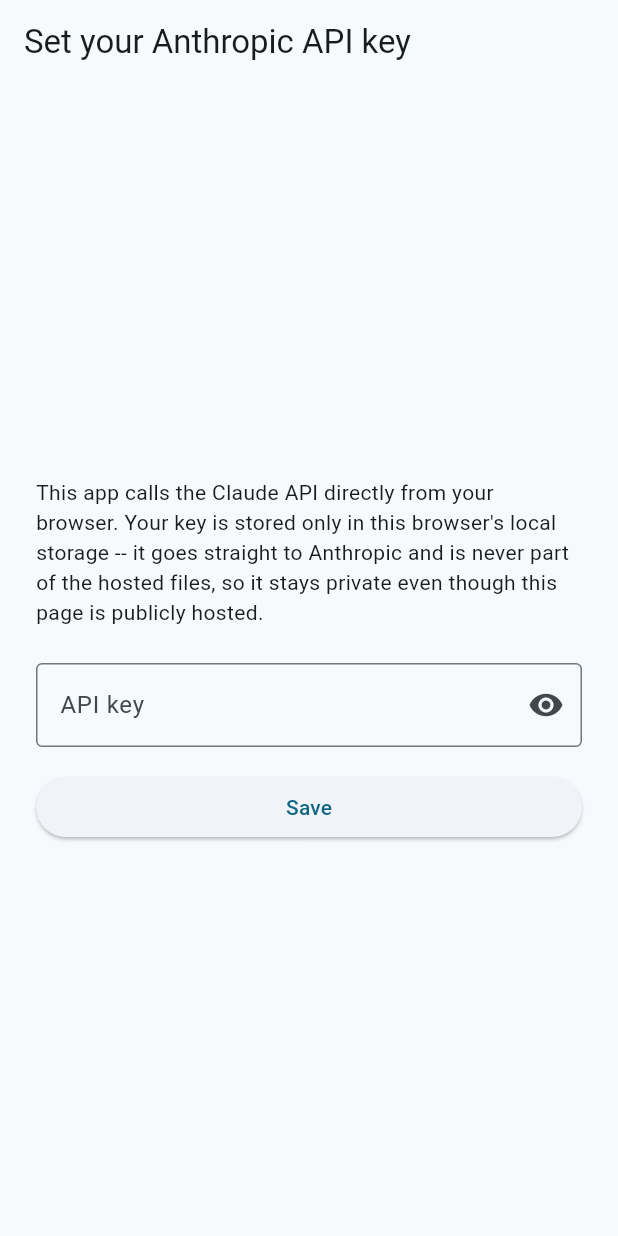
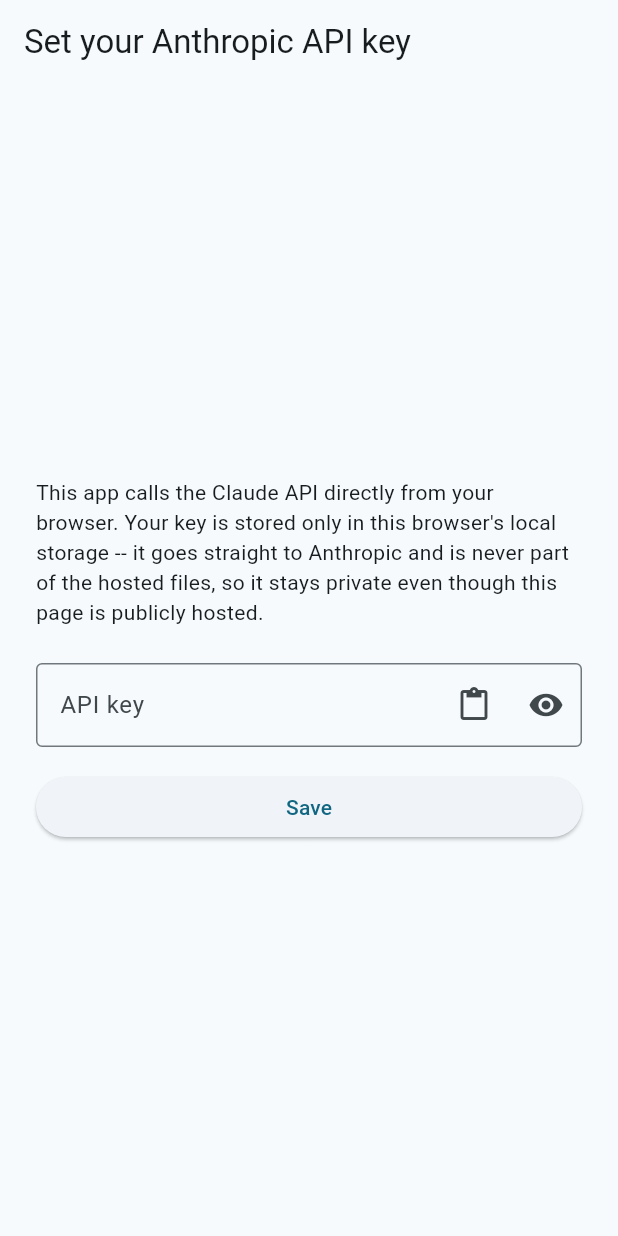
Before and after one commit to highland868-bit/cognitive-architect-app, a Flutter app: the screen it shows after launch, on a phone screen of 412 x 824 dp. Run offline on Flutter 3.47's test engine with Material 3 defaults, Android fonts, the phone set to English and light mode, and no system bars; our stand-ins replace flutter_tts, lottie; missing offline and left inert: dart:html; accounts and stored records are empty.

Commit message:
Add explicit paste button to API key screen
iOS Safari's native long-press-to-paste gesture is unreliable over
Flutter web's canvas-rendered text fields. Reads the clipboard
directly via Flutter's Clipboard API instead, with a fallback
message if clipboard access is denied.

Co-Authored-By: Claude Sonnet 5 <noreply@anthropic.com>

```diff
--- a/lib/screens/api_key_screen.dart
+++ b/lib/screens/api_key_screen.dart
@@ -1,4 +1,5 @@
 import 'package:flutter/material.dart';
+import 'package:flutter/services.dart';
 import '../services/api_key_service.dart';
 
 /// Entry point (first-run, or later editing) for the user's own Anthropic
@@ -22,6 +23,26 @@ class _ApiKeyScreenState extends State<ApiKeyScreen> {
     if (key.isEmpty) return;
     ApiKeyService.save(key);
     widget.onSaved();
+  }
+
+  // iOS Safari's native long-press-to-paste gesture is unreliable over
+  // Flutter web's canvas-rendered text fields, so this reads the clipboard
+  // directly via Flutter's own API as a reliable fallback.
+  Future<void> _paste() async {
+    ClipboardData? data;
+    try {
+      data = await Clipboard.getData('text/plain');
+    } catch (_) {
+      if (mounted) {
+        ScaffoldMessenger.of(context).showSnackBar(
+          const SnackBar(content: Text('Could not read clipboard -- try pasting manually instead.')),
+        );
+      }
+      return;
+    }
+    final text = data?.text;
+    if (text == null || text.isEmpty) return;
+    setState(() => _controller.text = text.trim());
   }
 
   @override
@@ -54,9 +75,19 @@ class _ApiKeyScreenState extends State<ApiKeyScreen> {
               decoration: InputDecoration(
                 labelText: 'API key',
                 border: const OutlineInputBorder(),
-                suffixIcon: IconButton(
-                  icon: Icon(_obscure ? Icons.visibility : Icons.visibility_off),
-                  onPressed: () => setState(() => _obscure = !_obscure),
+                suffixIcon: Row(
+                  mainAxisSize: MainAxisSize.min,
+                  children: [
+                    IconButton(
+                      icon: const Icon(Icons.content_paste),
+                      tooltip: 'Paste',
+                      onPressed: _paste,
+                    ),
+                    IconButton(
+                      icon: Icon(_obscure ? Icons.visibility : Icons.visibility_off),
+                      onPressed: () => setState(() => _obscure = !_obscure),
+                    ),
+                  ],
                 ),
               ),
               onSubmitted: (_) => _save(),
```
Also changed, not shown: docs/assets/fonts/MaterialIcons-Regular.otf, 2 other files.
